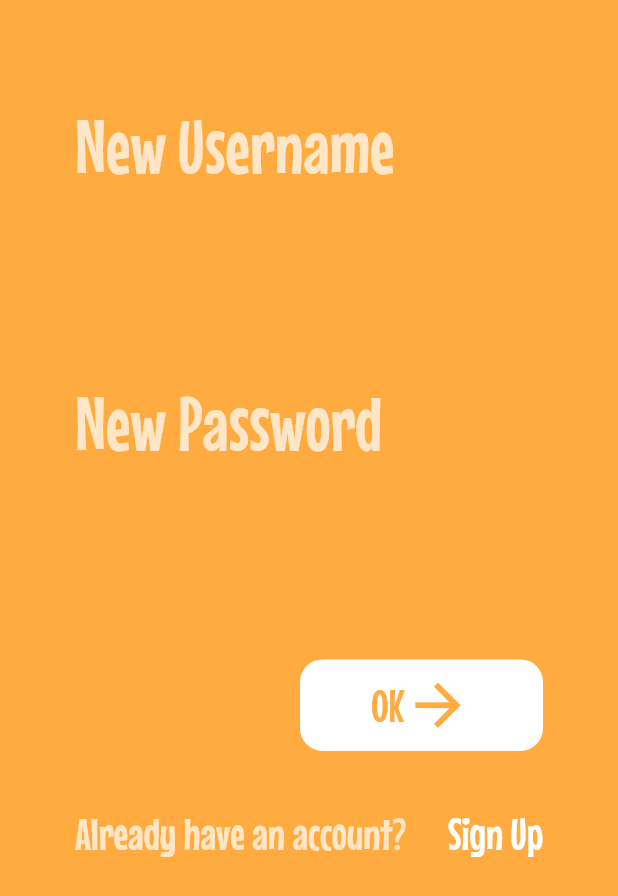
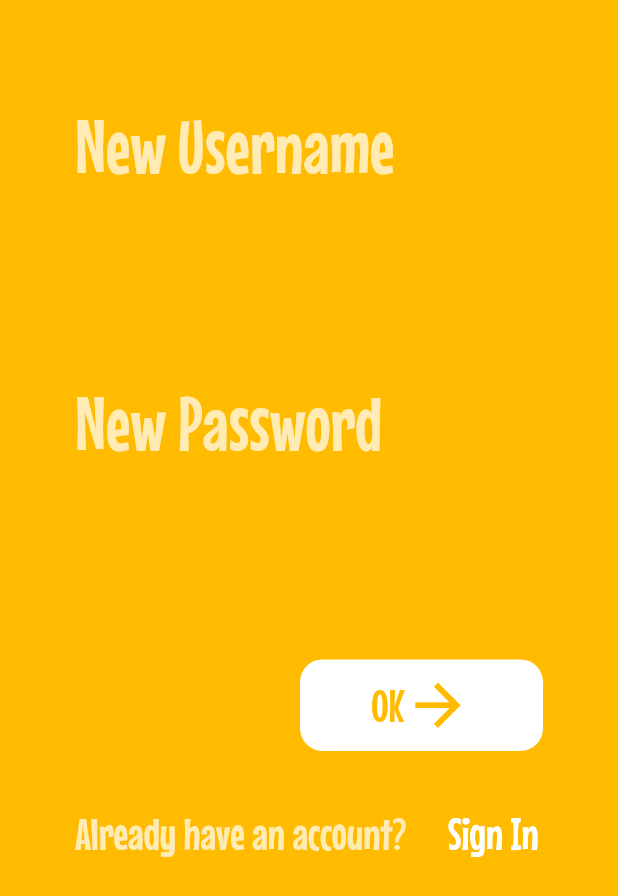
Before and after one commit to hongyu1738/plum_test, a Flutter app: the screen it shows after launch, after a tap on "Sign Up", on a phone screen of 412 x 824 dp. Shown: the top 896 px of the screen. Run offline on Flutter 3.47's test engine with Material 2 defaults, Android fonts, the phone set to English and light mode, and no system bars; our stand-ins replace animate_do, animated_background, audioplayers, cloud_firestore, firebase_core, firebase_storage and 11 more; missing offline and left inert: cool_ui, tflite; accounts and stored records are empty.

Commit message:
Added functionality to retrieve data based on username
- Changed structure of Cloud Firestore database
- Added Sign Out button to sign out of application
- Changed layout color of Login View and Register View
- Set static vairable of username and password upon Sign In
- Added initial data when registration is complete
- Added condition to test when User collection is empty
- Retrieve data from Cloud Firestore based on current User.username
- Added username to storage save path

```diff
--- a/lib/layout/login_view.dart
+++ b/lib/layout/login_view.dart
@@ -1,6 +1,8 @@
 import 'package:flutter/material.dart';
 import 'package:fluttertoast/fluttertoast.dart';
 import 'package:plum_test/layout/register_view.dart';
+import 'package:plum_test/screens/home/home.dart';
+import 'package:plum_test/user.dart';
 
 class LoginView extends StatefulWidget {
   const LoginView({ Key key, this.setRegister}) : super(key: key);
@@ -27,7 +29,7 @@ class _LoginViewState extends State<LoginView> {
       child: Scaffold(
         body: Container(
           decoration: BoxDecoration(
-            color: Colors.orangeAccent,
+            color: hexColors('#f9a603'),
           ),
           child: ListView(
             children: [
@@ -60,7 +62,7 @@ class _LoginViewState extends State<LoginView> {
           onChanged: setUsername,
           decoration: InputDecoration(
             border: InputBorder.none,
-            fillColor: Colors.orangeAccent,
+            fillColor: hexColors('#f9a603'),
             labelText: 'Username',
             labelStyle: TextStyle(
               fontSize: 50,
@@ -87,6 +89,7 @@ class _LoginViewState extends State<LoginView> {
           onChanged: setPassword,
           decoration: InputDecoration(
             border: InputBorder.none,
+            fillColor: hexColors('#f9a603'),
             labelText: 'Password',
             labelStyle: TextStyle(
               color: Colors.white70,
@@ -112,6 +115,8 @@ class _LoginViewState extends State<LoginView> {
             String status = await widget.setRegister(username, password);
 
             if (status == ""){
+              User.username = username;
+              User.password = password;
               Navigator.of(context).pushReplacementNamed('/home');
             } else {
               Fluttertoast.showToast(
@@ -130,13 +135,13 @@ class _LoginViewState extends State<LoginView> {
               Text(
                 'OK',
                 style: TextStyle(
-                  color: Colors.orangeAccent,
+                  color: hexColors('#f9a603'),
                   fontSize: 30,
                 ),
               ),
               Icon(
                 Icons.arrow_forward,
-                color: Colors.orangeAccent,
+                color: hexColors('#f9a603'),
                 size: 45,
               ),
             ],
@@ -196,4 +201,8 @@ class _LoginViewState extends State<LoginView> {
     });
     print(password);
   }
+
+  Color hexColors(String hexColor){
+    return Color(int.parse(hexColor.replaceAll('#', '0xff')));
+  }
 }
--- a/lib/layout/register_view.dart
+++ b/lib/layout/register_view.dart
@@ -22,7 +22,7 @@ class _RegisterViewState extends State<RegisterView> {
       child: Scaffold(
         body: Container(
           decoration: BoxDecoration(
-              color: Colors.orangeAccent,
+              color: hexColors('#ffbb00'),
             ),
           child: ListView(
             children: [
@@ -55,7 +55,7 @@ class _RegisterViewState extends State<RegisterView> {
           onChanged: setUsername,
           decoration: InputDecoration(
             border: InputBorder.none,
-            fillColor: Colors.orangeAccent,
+            fillColor: hexColors('#ffbb00'),
             labelText: 'New Username',
             labelStyle: TextStyle(
               fontSize: 50,
@@ -81,6 +81,7 @@ class _RegisterViewState extends State<RegisterView> {
           obscureText: true,
           onChanged: setPassword,
           decoration: InputDecoration(
+            fillColor: hexColors('#ffbb00'),
             border: InputBorder.none,
             labelText: 'New Password',
             labelStyle: TextStyle(
@@ -100,7 +101,8 @@ class _RegisterViewState extends State<RegisterView> {
         alignment: Alignment.bottomRight,
         width: MediaQuery.of(context).size.width,
         decoration: BoxDecoration(
-          color: Colors.white, borderRadius: BorderRadius.circular(15)
+          color: Colors.white,
+          borderRadius: BorderRadius.circular(15)
         ),
         child: TextButton(
           onPressed: () async {
@@ -108,6 +110,7 @@ class _RegisterViewState extends State<RegisterView> {
 
             if (message == ""){
               await updateRegisterData(username, password);
+              await setInitialData(username, password);
               Navigator.pop(context);
             } else {
               Fluttertoast.showToast(
@@ -126,13 +129,13 @@ class _RegisterViewState extends State<RegisterView> {
               Text(
                 'OK',
                 style: TextStyle(
-                  color: Colors.orangeAccent,
+                  color: hexColors('#ffbb00'),
                   fontSize: 30,
                 ),
               ),
               Icon(
                 Icons.arrow_forward,
-                color: Colors.orangeAccent,
+                color: hexColors('#ffbb00'),
                 size: 45,
               ),
             ],
@@ -163,7 +166,7 @@ class _RegisterViewState extends State<RegisterView> {
                 Navigator.pop(context);
               },
               child: Text(
-                'Sign Up',
+                'Sign In',
                 style: TextStyle(
                   fontSize: 30,
                   color: Colors.white,
@@ -181,6 +184,9 @@ class _RegisterViewState extends State<RegisterView> {
     CollectionReference registerCollection = FirebaseFirestore.instance.collection('User');
     QuerySnapshot querySnapshots = await registerCollection.get();
 
+    if (querySnapshots.docs.length == 0){
+      message = "";
+    } else {
       for (QueryDocumentSnapshot registerSnapshot in querySnapshots.docs){
         if(registerSnapshot.id == username){
           message = "Username taken. Please try again.";
@@ -190,9 +196,16 @@ class _RegisterViewState extends State<RegisterView> {
         }
       }
     }
+  }
 
   Future updateRegisterData(String username, String password) async {
     await FirebaseFirestore.instance.collection('User').doc(username).set({'password' : password});
+  }
+
+  Future setInitialData(String username, String password) async {
+    await FirebaseFirestore.instance.collection('Background').doc(username).set({'volume' : 0.5});
+    await FirebaseFirestore.instance.collection('Sfx').doc(username).set({'volume' : 0.5});
+    await FirebaseFirestore.instance.collection('Tts').doc(username).set({'volume' : 0.5, 'rate' : 1.0});
   }
 
   void setUsername(String name){
@@ -208,4 +221,8 @@ class _RegisterViewState extends State<RegisterView> {
     });
     print(password);
   }
+
+  Color hexColors(String hexColor){
+    return Color(int.parse(hexColor.replaceAll('#', '0xff')));
   }
+}
--- /dev/null
+++ b/lib/user.dart
@@ -0,0 +1,13 @@
+class User{
+
+  static String username;
+  static String password;
+
+  String get userName{
+    return username;
+  }
+
+  // set userName(String name){
+  //   this.username = name;
+  // }
+}
```
Also changed, not shown: lib/layout/home_view.dart (+39 -0 lines), lib/models/image_model.dart (+24 -37 lines), lib/screens/learn/camera.dart (+13 -5 lines), lib/screens/settings/settings.dart (+18 -8 lines). Lines whose indentation alone changed are shown as unchanged.
